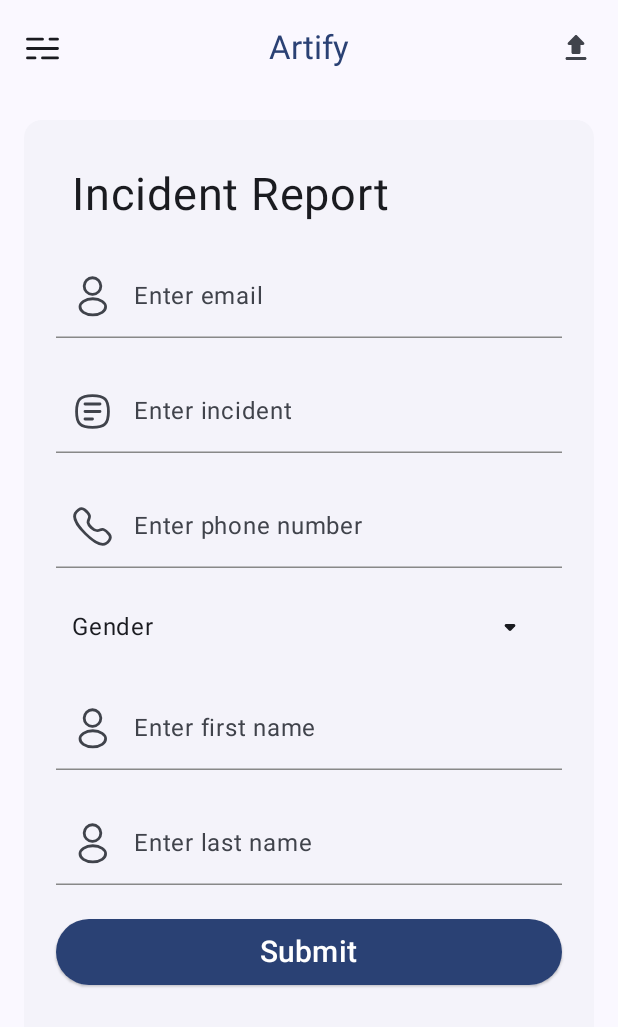
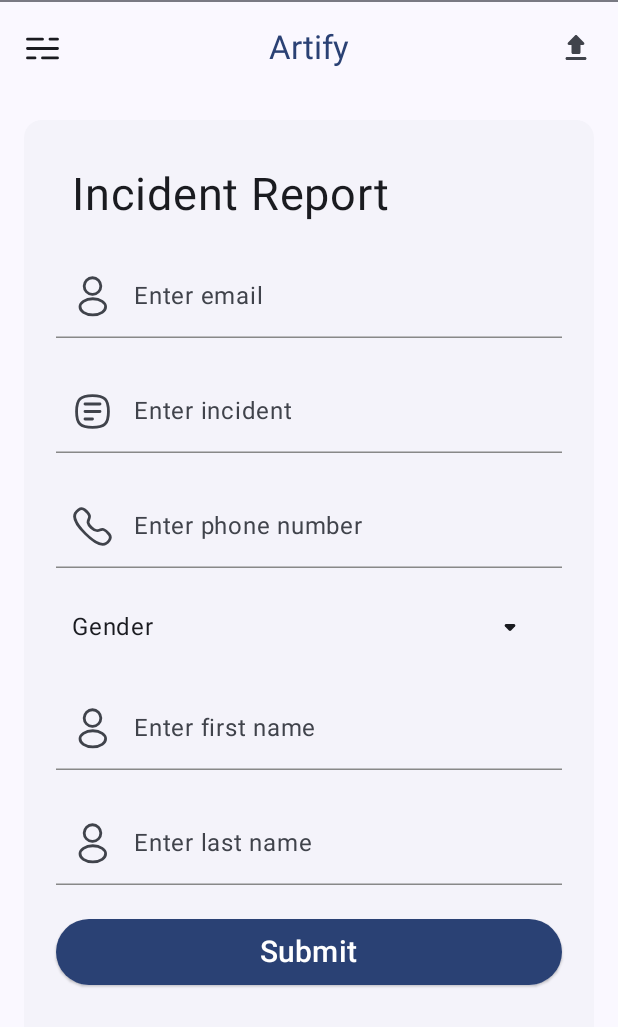
Before and after one commit to B3nj4h/artify, an Android app built with Jetpack Compose: the composable MainScreen shown on its own in the app's theme, on a phone screen of 412 x 824 dp. Shown: the top 1027 px of the screen. Run offline under Robolectric (Android 15) with nearby library versions, the phone set to English and light mode, and no system bars; our stand-ins replace Dagger/Hilt's generated code, accompanist; 1 statement that could not run was skipped.

Commit message:
feat: home screen

```diff
--- a/app/src/main/java/com/example/shelta/presentation/main/components/CustomTopAppBar.kt
+++ b/app/src/main/java/com/example/shelta/presentation/main/components/CustomTopAppBar.kt
@@ -9,6 +9,7 @@ import androidx.compose.foundation.layout.size
 import androidx.compose.material.icons.Icons
 import androidx.compose.material.icons.rounded.LocationOn
 import androidx.compose.material.icons.rounded.Upload
+import androidx.compose.material3.Divider
 import androidx.compose.material3.ExperimentalMaterial3Api
 import androidx.compose.material3.Icon
 import androidx.compose.material3.IconButton
@@ -56,4 +57,5 @@ fun CustomTopAppBar(
             }
         }
     )
+    Divider()
 }
--- a/app/src/main/java/com/example/shelta/presentation/main/components/MainScreen.kt
+++ b/app/src/main/java/com/example/shelta/presentation/main/components/MainScreen.kt
@@ -13,6 +13,7 @@ import androidx.compose.foundation.layout.padding
 import androidx.compose.material.Card
 import androidx.compose.material.icons.Icons
 import androidx.compose.material.icons.rounded.ArrowDropDown
+import androidx.compose.material3.Divider
 import androidx.compose.material3.DropdownMenu
 import androidx.compose.material3.DropdownMenuItem
 import androidx.compose.material3.ElevatedCard
```
